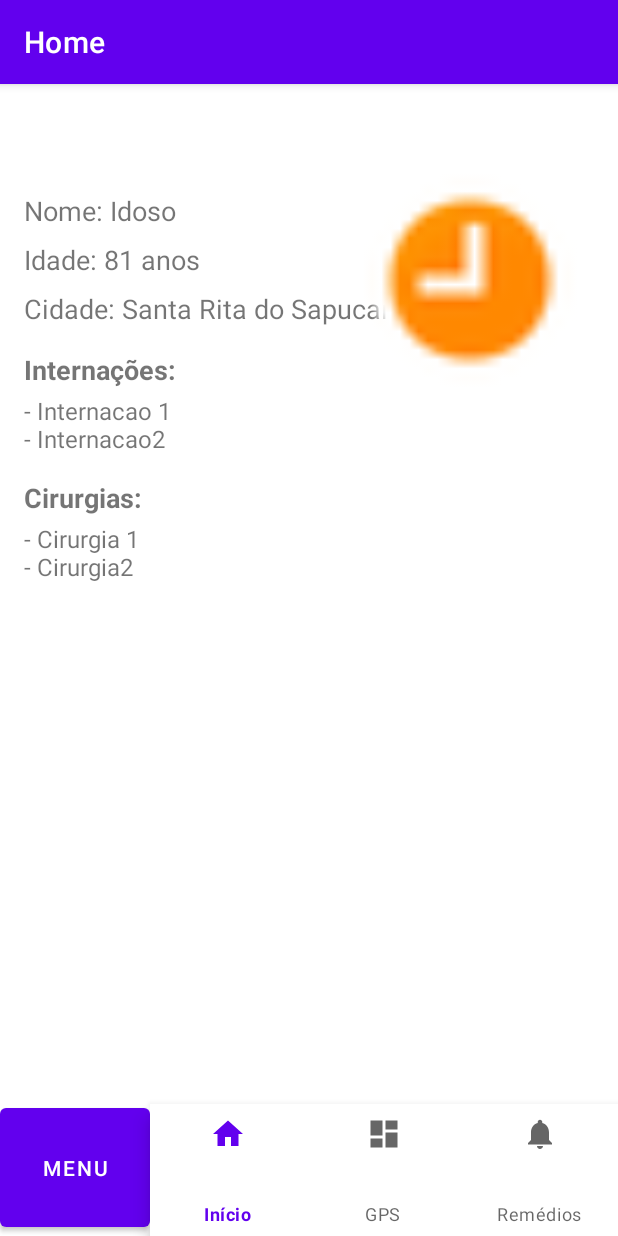
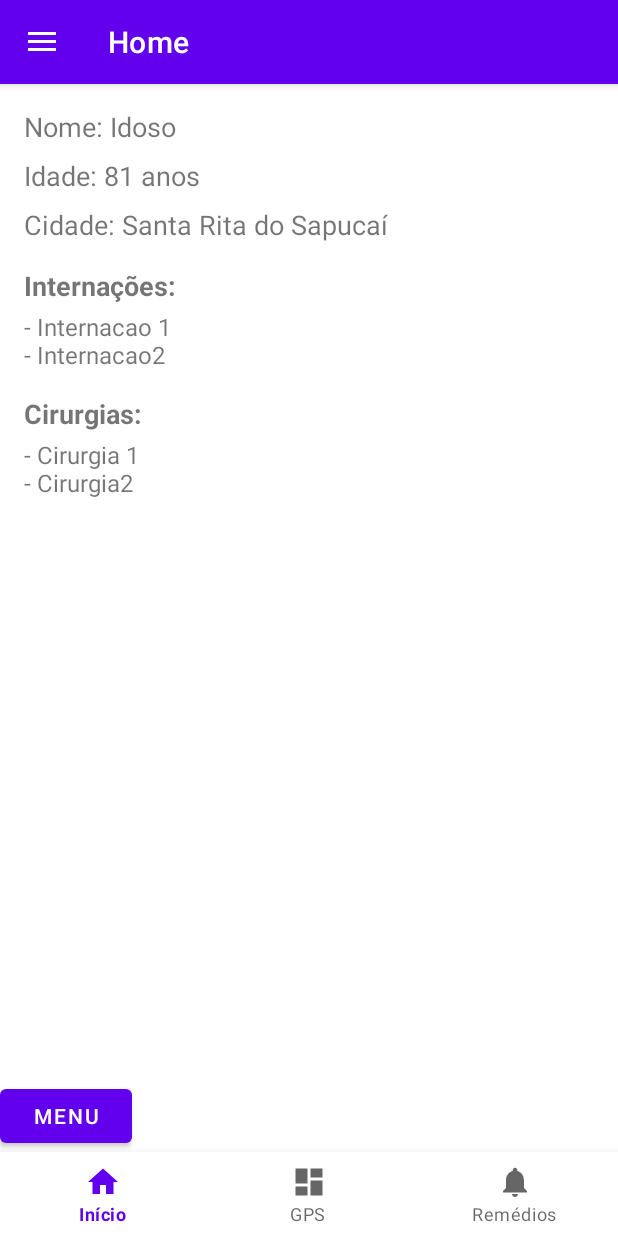
Before and after one commit to BetoGJ/MemoriaViva, an Android app: the screen it shows after launch (MainActivity), on a phone screen of 412 x 824 dp. Run offline under Robolectric (Android 15) with nearby library versions, the phone set to English and light mode, and no system bars; our stand-ins replace navigation-ui.

Commit message:
Side menu and new layouts added

```diff
--- a/app/src/main/java/com/example/memoriaviva2/MainActivity.kt
+++ b/app/src/main/java/com/example/memoriaviva2/MainActivity.kt
@@ -8,6 +8,7 @@ import androidx.navigation.ui.AppBarConfiguration
 import androidx.navigation.ui.setupActionBarWithNavController
 import androidx.navigation.ui.setupWithNavController
 import com.example.memoriaviva2.databinding.ActivityMainBinding
+import com.google.android.material.navigation.NavigationView
 
 class MainActivity : AppCompatActivity() {
 
@@ -17,19 +18,37 @@ class MainActivity : AppCompatActivity() {
         super.onCreate(savedInstanceState)
 
         binding = ActivityMainBinding.inflate(layoutInflater)
-        setContentView(binding.root)
+        setContentView(binding.root)  // chama logo após inflar o binding
 
-        val navView: BottomNavigationView = binding.navView
+        val drawerLayout = binding.drawerLayout
+        val buttonMenu = binding.buttonMenu
+        val navViewBottom: BottomNavigationView = binding.navViewBottom
+        val navViewSide: NavigationView = binding.navViewSide
 
         val navController = findNavController(R.id.nav_host_fragment_activity_main)
-        // Passing each menu ID as a set of Ids because each
-        // menu should be considered as top level destinations.
+
         val appBarConfiguration = AppBarConfiguration(
             setOf(
                 R.id.navigation_home, R.id.navigation_dashboard, R.id.navigation_notifications
-            )
+            ),
+            drawerLayout  // importante passar o drawerLayout para habilitar o hamburger
         )
+
         setupActionBarWithNavController(navController, appBarConfiguration)
-        navView.setupWithNavController(navController)
+        navViewBottom.setupWithNavController(navController)
+        navViewSide.setupWithNavController(navController)
+
+        buttonMenu.setOnClickListener {
+            if (drawerLayout.isDrawerOpen(binding.navViewSide)) {
+                drawerLayout.closeDrawer(binding.navViewSide)
+            } else {
+                drawerLayout.openDrawer(binding.navViewSide)
+            }
+        }
+    }
+
+    override fun onSupportNavigateUp(): Boolean {
+        val navController = findNavController(R.id.nav_host_fragment_activity_main)
+        return navController.navigateUp() || super.onSupportNavigateUp()
     }
 }
--- /dev/null
+++ b/app/src/main/java/com/example/memoriaviva2/ui/dois/DoisFragment.kt
@@ -0,0 +1,6 @@
+package com.example.memoriaviva2.ui.tela2
+import com.example.memoriaviva2.R
+
+import androidx.fragment.app.Fragment
+
+class Tela2Fragment : Fragment(R.layout.dois)
--- /dev/null
+++ b/app/src/main/java/com/example/memoriaviva2/ui/tres/TresFragment.kt
@@ -0,0 +1,6 @@
+package com.example.memoriaviva2.ui.tela3
+import com.example.memoriaviva2.R
+
+import androidx.fragment.app.Fragment
+
+class Tela3Fragment : Fragment(R.layout.tres)
--- /dev/null
+++ b/app/src/main/java/com/example/memoriaviva2/ui/um/UmFragment.kt
@@ -0,0 +1,6 @@
+package com.example.memoriaviva2.ui.tela1
+import com.example.memoriaviva2.R
+
+import androidx.fragment.app.Fragment
+
+class Tela1Fragment : Fragment(R.layout.um)
--- a/app/src/main/res/layout/activity_main.xml
+++ b/app/src/main/res/layout/activity_main.xml
@@ -1,11 +1,15 @@
 <?xml version="1.0" encoding="utf-8"?>
-<androidx.constraintlayout.widget.ConstraintLayout xmlns:android="http://schemas.android.com/apk/res/android"
+<androidx.drawerlayout.widget.DrawerLayout xmlns:android="http://schemas.android.com/apk/res/android"
     xmlns:app="http://schemas.android.com/apk/res-auto"
     xmlns:tools="http://schemas.android.com/tools"
-    android:id="@+id/container"
+    android:id="@+id/drawer_layout"
     android:layout_width="match_parent"
-    android:layout_height="match_parent"
-    android:paddingTop="?attr/actionBarSize">
+    android:layout_height="match_parent">
+
+    <!-- CONTEÚDO PRINCIPAL -->
+    <androidx.constraintlayout.widget.ConstraintLayout
+        android:layout_width="match_parent"
+        android:layout_height="match_parent">
 
         <fragment
             android:id="@+id/nav_host_fragment_activity_main"
@@ -13,42 +17,32 @@
             android:layout_width="match_parent"
             android:layout_height="match_parent"
             app:defaultNavHost="true"
-        app:layout_constraintBottom_toTopOf="@id/nav_view"
-        app:layout_constraintLeft_toLeftOf="parent"
-        app:layout_constraintRight_toRightOf="parent"
+            app:layout_constraintBottom_toTopOf="@id/nav_viewBottom"
             app:layout_constraintTop_toTopOf="parent"
             app:navGraph="@navigation/mobile_navigation" />
 
         <com.google.android.material.bottomnavigation.BottomNavigationView
-        android:id="@+id/nav_view"
-        android:layout_width="312dp"
-        android:layout_height="88dp"
-        android:background="?android:attr/windowBackground"
-        app:layout_constraintBottom_toBottomOf="parent"
-        app:layout_constraintHorizontal_bias="1.0"
-        app:layout_constraintLeft_toLeftOf="parent"
-        app:layout_constraintRight_toRightOf="parent"
-        app:menu="@menu/bottom_nav_menu" />
+            android:id="@+id/nav_viewBottom"
+            android:layout_width="match_parent"
+            android:layout_height="wrap_content"
+            android:layout_gravity="bottom"
+            app:menu="@menu/bottom_nav_menu"
+            app:layout_constraintBottom_toBottomOf="parent" />
 
         <Button
-        android:id="@+id/button"
-        android:layout_width="100dp"
-        android:layout_height="91dp"
+            android:id="@+id/buttonMenu"
+            android:layout_width="wrap_content"
+            android:layout_height="wrap_content"
             android:text="MENU"
-        app:layout_constraintBottom_toBottomOf="parent"
-        app:layout_constraintEnd_toStartOf="@+id/nav_view"
+            app:layout_constraintBottom_toTopOf="@id/nav_viewBottom"
             app:layout_constraintStart_toStartOf="parent" />
+    </androidx.constraintlayout.widget.ConstraintLayout>
 
-    <ImageView
-        android:id="@+id/imageView2"
-        android:layout_width="164dp"
-        android:layout_height="149dp"
-        android:layout_marginStart="231dp"
-        android:layout_marginEnd="16dp"
-        app:layout_constraintEnd_toEndOf="parent"
-        app:layout_constraintHorizontal_bias="0.0"
-        app:layout_constraintStart_toStartOf="parent"
-        app:layout_constraintTop_toTopOf="parent"
-        app:srcCompat="@android:drawable/presence_away" />
-
-</androidx.constraintlayout.widget.ConstraintLayout>
+    <!-- MENU LATERAL -->
+    <com.google.android.material.navigation.NavigationView
+        android:id="@+id/nav_viewSide"
+        android:layout_width="wrap_content"
+        android:layout_height="match_parent"
+        android:layout_gravity="start"
+        app:menu="@menu/sidemenu" />
+</androidx.drawerlayout.widget.DrawerLayout>
--- /dev/null
+++ b/app/src/main/res/layout/dois.xml
@@ -0,0 +1,16 @@
+<?xml version="1.0" encoding="utf-8"?>
+<androidx.constraintlayout.widget.ConstraintLayout xmlns:android="http://schemas.android.com/apk/res/android"
+    xmlns:tools="http://schemas.android.com/tools"
+    android:layout_width="match_parent"
+    android:layout_height="match_parent">
+
+    <TextView
+        android:id="@+id/textView"
+        android:layout_width="231dp"
+        android:layout_height="254dp"
+        android:text="teste"
+        android:textSize="72sp"
+        tools:layout_editor_absoluteX="111dp"
+        tools:layout_editor_absoluteY="238dp"
+        tools:text="teste" />
+</androidx.constraintlayout.widget.ConstraintLayout>
--- /dev/null
+++ b/app/src/main/res/layout/tres.xml
@@ -0,0 +1,6 @@
+<?xml version="1.0" encoding="utf-8"?>
+<androidx.constraintlayout.widget.ConstraintLayout xmlns:android="http://schemas.android.com/apk/res/android"
+    android:layout_width="match_parent"
+    android:layout_height="match_parent">
+
+</androidx.constraintlayout.widget.ConstraintLayout>
--- /dev/null
+++ b/app/src/main/res/layout/um.xml
@@ -0,0 +1,6 @@
+<?xml version="1.0" encoding="utf-8"?>
+<androidx.constraintlayout.widget.ConstraintLayout xmlns:android="http://schemas.android.com/apk/res/android"
+    android:layout_width="match_parent"
+    android:layout_height="match_parent">
+
+</androidx.constraintlayout.widget.ConstraintLayout>
--- /dev/null
+++ b/app/src/main/res/menu/sidemenu.xml
@@ -0,0 +1,8 @@
+<?xml version="1.0" encoding="utf-8"?>
+<menu xmlns:app="http://schemas.android.com/apk/res-auto"
+    xmlns:android="http://schemas.android.com/apk/res/android">
+
+    <item android:id="@+id/item_1" android:title="1" />
+    <item android:id="@+id/item_2" android:title="2" />
+    <item android:id="@+id/item_3" android:title="3" />
+</menu>
--- a/app/src/main/res/navigation/mobile_navigation.xml
+++ b/app/src/main/res/navigation/mobile_navigation.xml
@@ -22,4 +22,20 @@
         android:name="com.example.memoriaviva2.ui.notifications.NotificationsFragment"
         android:label="Remédios"
         tools:layout="@layout/fragment_notifications" />
+
+    <fragment
+            android:id="@+id/item_1"
+            android:name="com.example.memoriaviva2.ui.tela1.Tela1Fragment"
+            android:label="1"
+            tools:layout="@layout/um" />
+    <fragment
+            android:id="@+id/item_2"
+            android:name="com.example.memoriaviva2.ui.tela2.Tela2Fragment"
+            android:label="2"
+            tools:layout="@layout/dois" />
+    <fragment
+            android:id="@+id/item_3"
+            android:name="com.example.memoriaviva2.ui.tela3.Tela3Fragment"
+            android:label="3"
+            tools:layout="@layout/tres" />
 </navigation>
```
Lines whose indentation alone changed are shown as unchanged.
